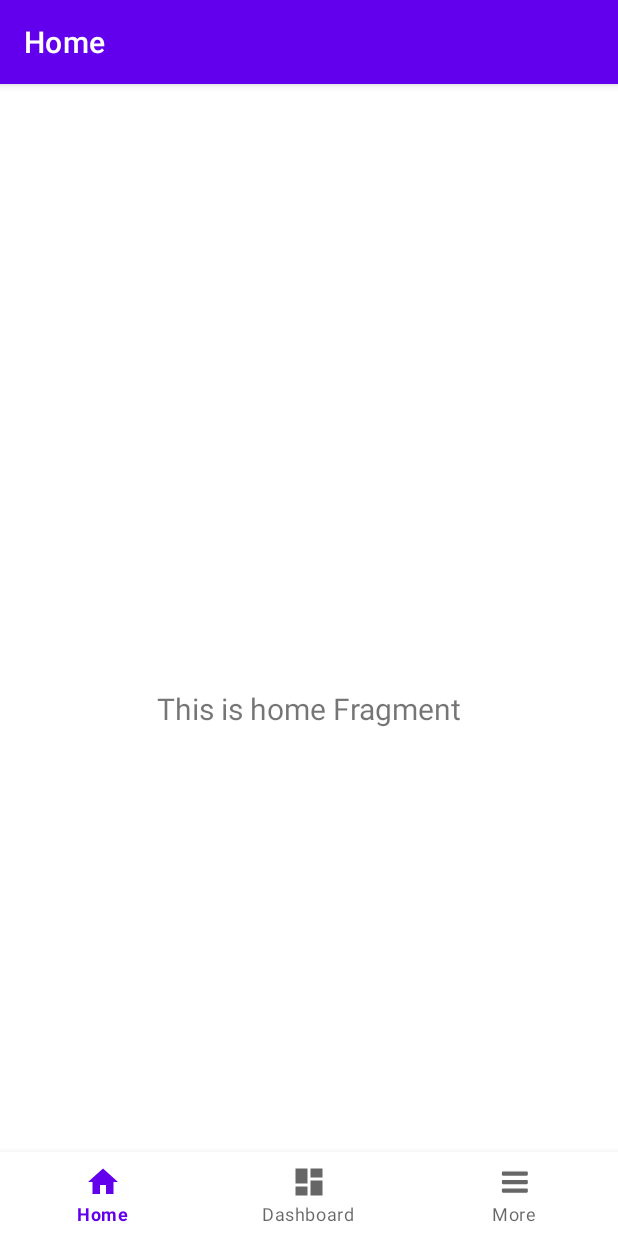
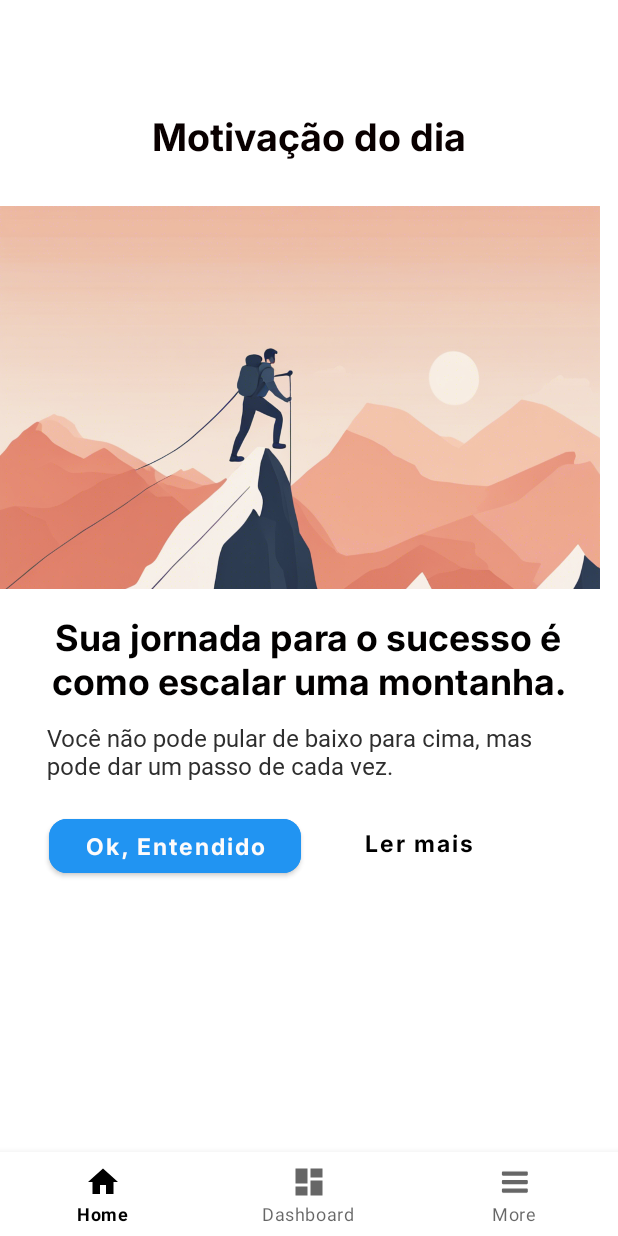
Before and after one commit to frpedro/daily-tek, an Android app: the screen it shows after launch (MainActivity), on a phone screen of 412 x 824 dp. Run offline under Robolectric (Android 15) with nearby library versions, the phone set to English and light mode, and no system bars; our stand-ins replace navigation-ui.

Commit message:
tela home feita

```diff
--- a/app/src/main/java/br/dev/henry/dailytek/MainActivity.kt
+++ b/app/src/main/java/br/dev/henry/dailytek/MainActivity.kt
@@ -5,7 +5,6 @@ import com.google.android.material.bottomnavigation.BottomNavigationView
 import androidx.appcompat.app.AppCompatActivity
 import androidx.navigation.findNavController
 import androidx.navigation.ui.AppBarConfiguration
-import androidx.navigation.ui.setupActionBarWithNavController
 import androidx.navigation.ui.setupWithNavController
 import br.dev.henry.dailytek.databinding.ActivityMainBinding
 
@@ -22,14 +21,13 @@ class MainActivity : AppCompatActivity() {
         val navView: BottomNavigationView = binding.navView
 
         val navController = findNavController(R.id.nav_host_fragment_activity_main)
-        // Passing each menu ID as a set of Ids because each
-        // menu should be considered as top level destinations.
         val appBarConfiguration = AppBarConfiguration(
             setOf(
                 R.id.navigation_home, R.id.navigation_dashboard, R.id.navigation_notifications
             )
         )
-        setupActionBarWithNavController(navController, appBarConfiguration)
+
+        // ❌ REMOVIDO: setupActionBarWithNavController(navController, appBarConfiguration)
         navView.setupWithNavController(navController)
     }
 }
--- a/app/src/main/java/br/dev/henry/dailytek/ui/home/HomeFragment.kt
+++ b/app/src/main/java/br/dev/henry/dailytek/ui/home/HomeFragment.kt
@@ -28,10 +28,8 @@ class HomeFragment : Fragment() {
         _binding = FragmentHomeBinding.inflate(inflater, container, false)
         val root: View = binding.root
 
-        val textView: TextView = binding.textHome
-        homeViewModel.text.observe(viewLifecycleOwner) {
-            textView.text = it
-        }
+
+
         return root
     }
 
--- a/app/src/main/java/br/dev/henry/dailytek/ui/home/HomeViewModel.kt
+++ b/app/src/main/java/br/dev/henry/dailytek/ui/home/HomeViewModel.kt
@@ -7,7 +7,6 @@ import androidx.lifecycle.ViewModel
 class HomeViewModel : ViewModel() {
 
     private val _text = MutableLiveData<String>().apply {
-        value = "This is home Fragment"
     }
     val text: LiveData<String> = _text
 }
--- a/app/src/main/res/layout/fragment_home.xml
+++ b/app/src/main/res/layout/fragment_home.xml
@@ -4,19 +4,140 @@
     xmlns:tools="http://schemas.android.com/tools"
     android:layout_width="match_parent"
     android:layout_height="match_parent"
-    tools:context=".ui.home.HomeFragment">
+    android:backgroundTint="#100F0F"
+    android:foregroundTint="#181515"
+    tools:context=".ui.home.HomeFragment"
+    tools:layout_editor_absoluteX="0dp"
+    tools:layout_editor_absoluteY="-1dp">
+
+    <androidx.constraintlayout.widget.Guideline
+        android:id="@+id/guideline"
+        android:layout_width="wrap_content"
+        android:layout_height="wrap_content"
+        android:orientation="vertical"
+        app:layout_constraintGuide_percent="0.04" />
+
+    <androidx.constraintlayout.widget.Guideline
+        android:id="@+id/guideline2"
+        android:layout_width="wrap_content"
+        android:layout_height="wrap_content"
+        android:orientation="vertical"
+        app:layout_constraintGuide_percent="0.96" />
+
+    <androidx.constraintlayout.widget.Guideline
+        android:id="@+id/guideline3"
+        android:layout_width="wrap_content"
+        android:layout_height="wrap_content"
+        android:orientation="horizontal"
+        app:layout_constraintGuide_percent="0.09" />
 
     <TextView
-        android:id="@+id/text_home"
-        android:layout_width="match_parent"
+        android:id="@+id/textView"
+        android:layout_width="wrap_content"
         android:layout_height="wrap_content"
-        android:layout_marginStart="8dp"
-        android:layout_marginTop="8dp"
-        android:layout_marginEnd="8dp"
+        android:layout_marginBottom="16dp"
+        android:fontFamily="@font/bold_inter"
+        android:text="Motivação do dia"
+        android:textColor="#090000"
+        android:textSize="25dp"
+        app:layout_constraintBottom_toTopOf="@+id/guideline3"
+        app:layout_constraintEnd_toStartOf="@+id/guideline2"
+        app:layout_constraintStart_toStartOf="@+id/guideline" />
+
+    <TextView
+        android:id="@+id/textView3"
+        android:layout_width="331dp"
+        android:layout_height="44dp"
+        android:layout_marginBottom="8dp"
+        android:fontFamily="@font/inter"
+        android:text="Você não pode pular de baixo para cima, mas pode dar um passo de cada vez. "
+        android:textColor="#2E2E2E"
+        android:textSize="16sp"
+        app:layout_constraintBottom_toTopOf="@+id/guideline5"
+        app:layout_constraintEnd_toStartOf="@+id/guideline2"
+        app:layout_constraintHorizontal_bias="0.312"
+        app:layout_constraintStart_toStartOf="@+id/guideline" />
+
+    <TextView
+        android:id="@+id/textView2"
+        android:layout_width="348dp"
+        android:layout_height="60dp"
+        android:fontFamily="@font/bold_inter"
+        android:gravity="start"
+        android:justificationMode="none"
+        android:text="Sua jornada para o sucesso é como escalar uma montanha."
         android:textAlignment="center"
-        android:textSize="20sp"
+        android:textColor="#020000"
+        android:textSize="24dp"
+        app:layout_constraintBottom_toTopOf="@+id/textView3"
+        app:layout_constraintEnd_toStartOf="@+id/guideline2"
+        app:layout_constraintHorizontal_bias="0.483"
+        app:layout_constraintStart_toStartOf="@+id/guideline"
+        app:layout_constraintTop_toTopOf="@+id/guideline4" />
+
+    <Button
+        android:id="@+id/button"
+        android:layout_width="168dp"
+        android:layout_height="48dp"
+        android:layout_marginStart="16dp"
+        android:backgroundTint="#2194F2"
+        android:fontFamily="@font/bold_inter"
+        android:text="Ok, Entendido"
+        android:textAllCaps="false"
+        android:textColor="#FDFBFB"
+        android:textColorLink="#B30B0B"
+        android:textSize="15sp"
+        app:cornerRadius="12dp"
         app:layout_constraintBottom_toBottomOf="parent"
-        app:layout_constraintEnd_toEndOf="parent"
-        app:layout_constraintStart_toStartOf="parent"
-        app:layout_constraintTop_toTopOf="parent" />
+        app:layout_constraintStart_toStartOf="@+id/guideline"
+        app:layout_constraintTop_toTopOf="@+id/guideline5"
+        app:layout_constraintVertical_bias="0.03" />
+
+    <Button
+        android:id="@+id/button2"
+        android:layout_width="117dp"
+        android:layout_height="44dp"
+        android:layout_marginStart="20dp"
+        android:background="@android:color/transparent"
+        android:backgroundTint="#00FFFFFF"
+        android:elevation="0dp"
+        android:fontFamily="@font/bold_inter"
+        android:shadowColor="#00FFF8F8"
+        android:shadowRadius="0"
+        android:text="Ler mais"
+        android:textAllCaps="false"
+        android:textColor="#000000"
+        android:textSize="15dp"
+        app:cornerRadius="12dp"
+        app:layout_constraintBottom_toBottomOf="@+id/button"
+        app:layout_constraintStart_toEndOf="@+id/button"
+        app:layout_constraintTop_toTopOf="@+id/button"
+        app:layout_constraintVertical_bias="0.0" />
+
+    <ImageView
+        android:id="@+id/imageView2"
+        android:layout_width="400dp"
+        android:layout_height="255dp"
+        android:layout_marginTop="32dp"
+        android:scaleType="centerCrop"
+        android:src="@drawable/image"
+        app:layout_constraintBottom_toTopOf="@+id/guideline4"
+        app:layout_constraintTop_toTopOf="@+id/guideline3"
+        app:layout_constraintVertical_bias="1.0"
+        tools:layout_editor_absoluteX="3dp" />
+
+    <androidx.constraintlayout.widget.Guideline
+        android:id="@+id/guideline4"
+        android:layout_width="wrap_content"
+        android:layout_height="wrap_content"
+        android:orientation="horizontal"
+        app:layout_constraintGuide_begin="337dp" />
+
+    <androidx.constraintlayout.widget.Guideline
+        android:id="@+id/guideline5"
+        android:layout_width="wrap_content"
+        android:layout_height="wrap_content"
+        android:orientation="horizontal"
+        app:layout_constraintGuide_begin="477dp" />
+
 </androidx.constraintlayout.widget.ConstraintLayout>
--- a/app/src/main/res/values-night/themes.xml
+++ b/app/src/main/res/values-night/themes.xml
@@ -1,9 +1,9 @@
 <resources xmlns:tools="http://schemas.android.com/tools">
     <!-- Base application theme. -->
-    <style name="Theme.Dailytek" parent="Theme.MaterialComponents.DayNight.DarkActionBar">
+    <style name="Theme.Dailytek" parent="Theme.MaterialComponents.DayNight.NoActionBar">
         <!-- Primary brand color. -->
         <item name="colorPrimary">@color/purple_200</item>
-        <item name="colorPrimaryVariant">@color/purple_700</item>
+        <item name="colorPrimaryVariant">@color/black</item>
         <item name="colorOnPrimary">@color/black</item>
         <!-- Secondary brand color. -->
         <item name="colorSecondary">@color/teal_200</item>
--- a/app/src/main/res/values/themes.xml
+++ b/app/src/main/res/values/themes.xml
@@ -1,8 +1,8 @@
 <resources xmlns:tools="http://schemas.android.com/tools">
     <!-- Base application theme. -->
-    <style name="Theme.Dailytek" parent="Theme.MaterialComponents.DayNight.DarkActionBar">
+    <style name="Theme.Dailytek" parent="Theme.MaterialComponents.DayNight.NoActionBar">
         <!-- Primary brand color. -->
-        <item name="colorPrimary">@color/purple_500</item>
+        <item name="colorPrimary">@color/black</item>
         <item name="colorPrimaryVariant">@color/purple_700</item>
         <item name="colorOnPrimary">@color/white</item>
         <!-- Secondary brand color. -->
```
Also changed, not shown: app/src/main/res/drawable/image.png (added), app/src/main/res/font/bold_inter.ttf (added), 1 other file.
